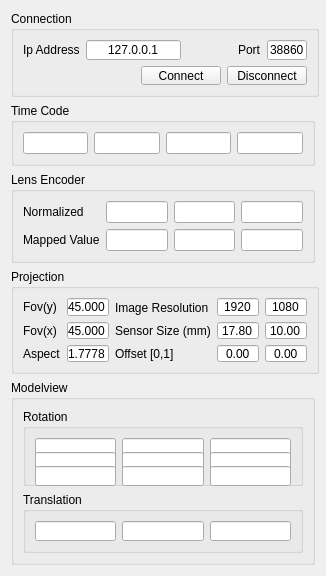
First picture: the form in src/NCam/NCamWidget.ui, repository diegomazala/NCam, before the edit.
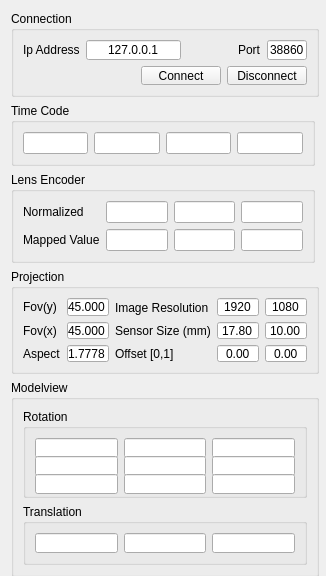
Second picture: the form after the edit.

```diff
--- a/src/NCam/NCamWidget.ui
+++ b/src/NCam/NCamWidget.ui
@@ -453,6 +453,12 @@
    </item>
    <item>
     <widget class="QGroupBox" name="modelViewGroupBox">
+     <property name="minimumSize">
+      <size>
+       <width>308</width>
+       <height>197</height>
+      </size>
+     </property>
      <property name="title">
       <string>Modelview</string>
      </property>
```
